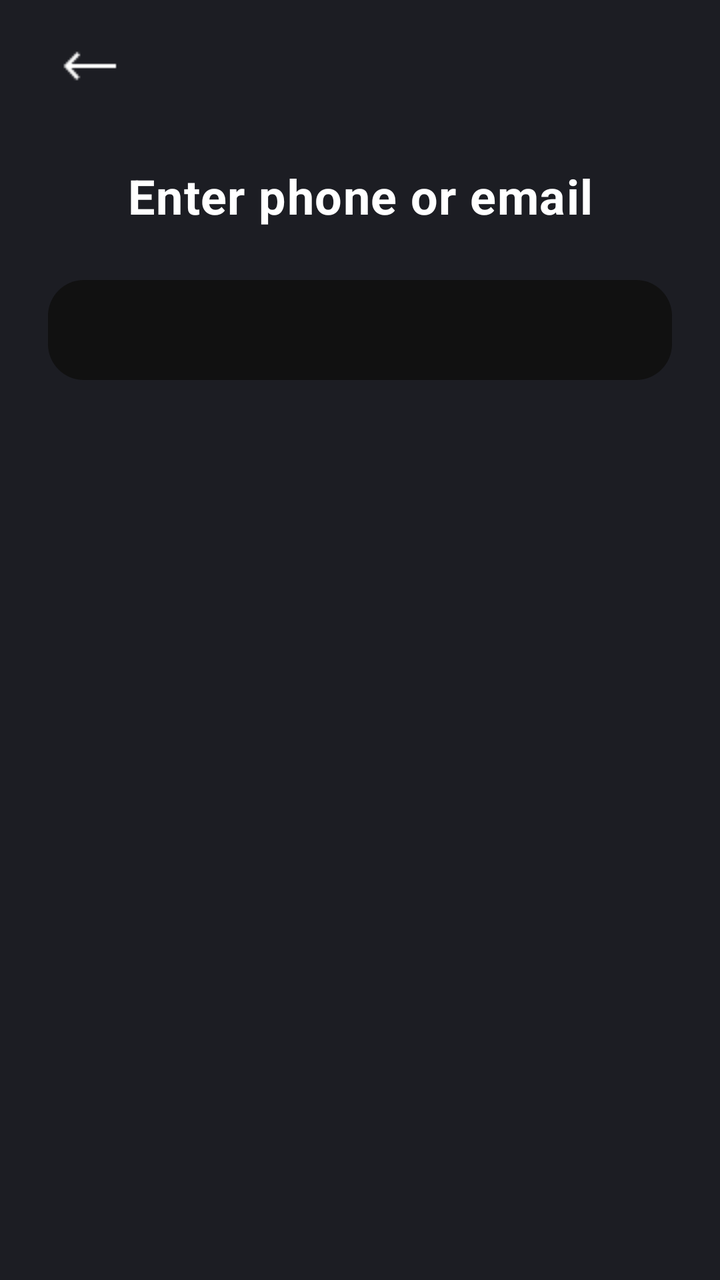
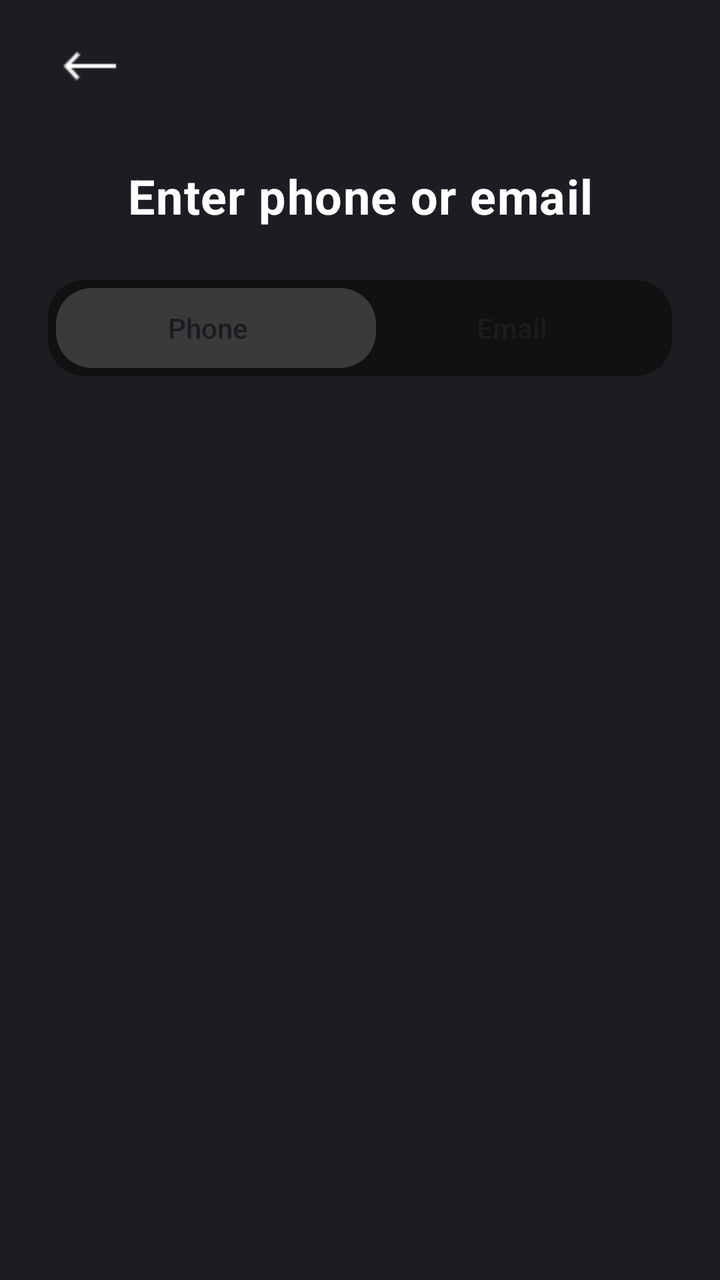

Two renders of the same Android screen: before a commit and after it. Below are the layout's source before the change and the commit's diff.
<!-- AndroidManifest.xml: application theme Theme.Doscord -->
<!-- res/layout/activity_register.xml -->
<?xml version="1.0" encoding="utf-8"?>
<androidx.constraintlayout.widget.ConstraintLayout xmlns:android="http://schemas.android.com/apk/res/android"
    xmlns:app="http://schemas.android.com/apk/res-auto"
    xmlns:tools="http://schemas.android.com/tools"
    android:id="@+id/main"
    android:layout_width="match_parent"
    android:layout_height="match_parent"
    android:background="#1c1d23"
    tools:context=".RegisterActivity">

    <TextView
        android:id="@+id/title1"
        android:layout_width="272dp"
        android:layout_height="44dp"
        android:layout_marginTop="76dp"
        android:gravity="center"
        android:letterSpacing="0.02"
        android:text="Enter phone or email"
        android:textColor="#FFFFFF"
        android:textSize="24sp"
        android:textStyle="bold"
        app:layout_constraintEnd_toEndOf="parent"
        app:layout_constraintStart_toStartOf="parent"
        app:layout_constraintTop_toTopOf="parent" />

    <ImageButton
        android:id="@+id/imageButton2"
        android:layout_width="48dp"
        android:layout_height="48dp"
        android:layout_marginStart="20dp"
        android:layout_marginTop="10dp"
        android:background="@android:color/transparent"
        android:contentDescription="Back"
        android:onClick="backToHome"
        app:layout_constraintStart_toStartOf="parent"
        app:layout_constraintTop_toTopOf="parent"
        app:srcCompat="@drawable/back" />

    <FrameLayout
        android:layout_width="0dp"
        android:layout_height="50dp"
        android:layout_marginStart="24dp"
        android:layout_marginTop="20dp"
        android:layout_marginEnd="24dp"
        android:background="@drawable/input_background"
        android:foregroundGravity="clip_horizontal"
        android:outlineProvider="none"
        app:layout_constraintCircleRadius="5dp"
        app:layout_constraintEnd_toEndOf="parent"
        app:layout_constraintHorizontal_bias="0.0"
        app:layout_constraintStart_toStartOf="parent"
        app:layout_constraintTop_toBottomOf="@+id/title1" >

        <LinearLayout
            android:layout_width="match_parent"
            android:layout_height="match_parent"
            android:orientation="horizontal"
            android:paddingStart="2dp"
            android:paddingTop="2dp"
            android:paddingEnd="2dp"
            android:paddingBottom="2dp"
            android:weightSum="2">

            <View
                android:id="@+id/btBg"
                android:layout_width="0dp"
                android:layout_height="wrap_content"
                android:layout_weight="1" />
        </LinearLayout>
    </FrameLayout>

</androidx.constraintlayout.widget.ConstraintLayout>
<!-- resources referenced by this layout -->
<resources>
  <!-- drawable back: png bitmap (drawable, 256 bytes) -->
  <!-- drawable input_background (drawable) -->
  <?xml version="1.0" encoding="utf-8"?>
  <shape xmlns:android="http://schemas.android.com/apk/res/android"
      android:shape="rectangle">
  
      
      <solid android:color="#111111" />
  
      
      <corners android:radius="18dp" />
  
  </shape>
  <style name="Theme.Doscord" parent="Base.Theme.Doscord" />
  <style name="Base.Theme.Doscord" parent="Theme.Material3.DayNight.NoActionBar">
          
          
      </style>
</resources>

<!-- the commit's change to res/layout/activity_register.xml (unified diff, before → after) -->
@@ -37,35 +37,50 @@
         app:srcCompat="@drawable/back" />
 
     <FrameLayout
+        android:id="@+id/blackBar"
         android:layout_width="0dp"
-        android:layout_height="50dp"
+        android:layout_height="48dp"
         android:layout_marginStart="24dp"
         android:layout_marginTop="20dp"
         android:layout_marginEnd="24dp"
         android:background="@drawable/input_background"
-        android:foregroundGravity="clip_horizontal"
-        android:outlineProvider="none"
-        app:layout_constraintCircleRadius="5dp"
+        android:padding="4dp"
         app:layout_constraintEnd_toEndOf="parent"
-        app:layout_constraintHorizontal_bias="0.0"
         app:layout_constraintStart_toStartOf="parent"
-        app:layout_constraintTop_toBottomOf="@+id/title1" >
+        app:layout_constraintTop_toBottomOf="@+id/title1">
+
+        <View
+            android:id="@+id/selector"
+            android:layout_width="160dp"
+            android:layout_height="match_parent"
+            android:layout_gravity="start"
+            android:background="@drawable/bg_gray_rounded" />
 
         <LinearLayout
             android:layout_width="match_parent"
             android:layout_height="match_parent"
-            android:orientation="horizontal"
-            android:paddingStart="2dp"
-            android:paddingTop="2dp"
-            android:paddingEnd="2dp"
-            android:paddingBottom="2dp"
-            android:weightSum="2">
+            android:orientation="horizontal">
 
-            <View
-                android:id="@+id/btBg"
+            <Button
+                android:id="@+id/btnPhone"
                 android:layout_width="0dp"
-                android:layout_height="wrap_content"
-                android:layout_weight="1" />
+                android:layout_height="match_parent"
+                android:layout_weight="1"
+                android:text="Phone"
+                android:gravity="center"
+                android:textAllCaps="false"
+                android:background="@android:color/transparent"/>
+
+            <Button
+                android:id="@+id/btnEmail"
+                android:layout_width="0dp"
+                android:layout_height="match_parent"
+                android:layout_weight="1"
+                android:text="Email"
+                android:gravity="center"
+                android:textAllCaps="false"
+                android:background="@android:color/transparent"/>
+
         </LinearLayout>
     </FrameLayout>
 
<!-- resource entries referenced after the edit -->
@@ -1,6 +1,13 @@
 <!-- resources referenced by this layout -->
 <resources>
   <!-- drawable back: png bitmap (drawable, 256 bytes) -->
+  <!-- drawable bg_gray_rounded (drawable) -->
+  <?xml version="1.0" encoding="utf-8"?>
+  <shape xmlns:android="http://schemas.android.com/apk/res/android">
+      <solid android:color="#3A3A3C"/> 
+  
+      <corners android:radius="18dp"/>
+  </shape>
   <!-- drawable input_background (drawable) -->
   <?xml version="1.0" encoding="utf-8"?>
   <shape xmlns:android="http://schemas.android.com/apk/res/android"
